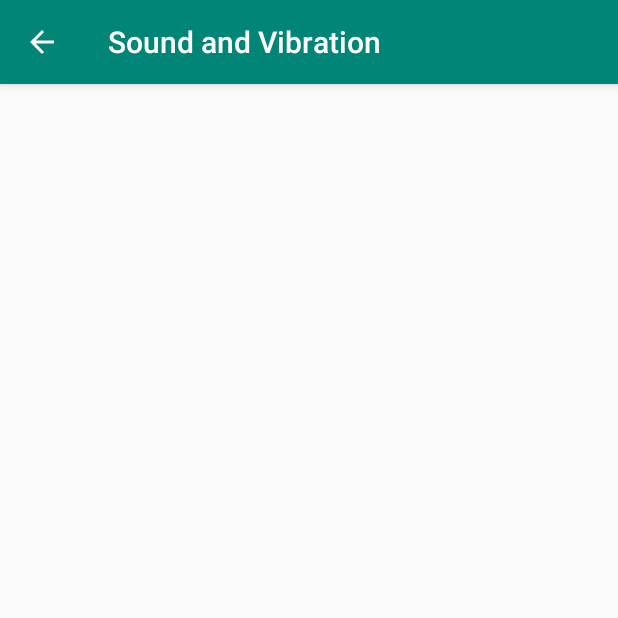
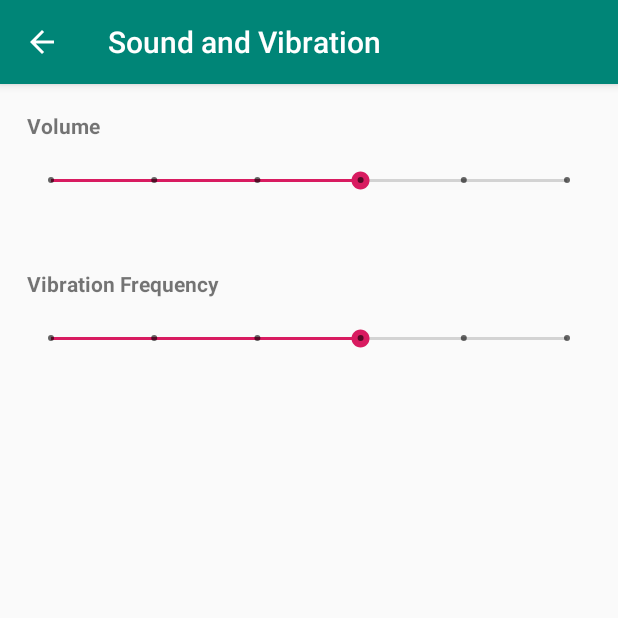
Before and after one commit to RushiBhatt007/SmartWatch, an Android app: the SVActivity screen opened directly, with no data from a screen before it, on a phone screen of 412 x 824 dp, the top half of it. Run offline under Robolectric (Android 15) with nearby library versions, the phone set to English and light mode, and no system bars; our stand-ins replace Firebase (no records; nobody signed in at launch, a user with empty details on screens opened directly).

Commit message:
Classes added

```diff
--- a/app/build.gradle
+++ b/app/build.gradle
@@ -25,6 +25,7 @@ dependencies {
     implementation fileTree(dir: 'libs', include: ['*.jar'])
     implementation 'androidx.appcompat:appcompat:1.1.0'
     implementation 'androidx.constraintlayout:constraintlayout:1.1.3'
+    implementation 'com.google.firebase:firebase-database:17.0.0'
     testImplementation 'junit:junit:4.12'
     androidTestImplementation 'androidx.test:runner:1.2.0'
     androidTestImplementation 'androidx.test.espresso:espresso-core:3.2.0'
--- a/app/src/main/java/com/example/rushi/smartwatch/MainActivity.java
+++ b/app/src/main/java/com/example/rushi/smartwatch/MainActivity.java
@@ -32,7 +32,7 @@ public class MainActivity extends AppCompatActivity {
         ConnectImage = (ImageView) findViewById(R.id.ConnectImage);
 
         ConnectImage.setImageAlpha(32);
-        SVButton.setEnabled(false);
+        //SVButton.setEnabled(false);
         AlarmButton.setEnabled(false);
         SOSButton.setEnabled(false);
         FMWButton.setEnabled(false);
--- a/app/src/main/java/com/example/rushi/smartwatch/SVActivity.java
+++ b/app/src/main/java/com/example/rushi/smartwatch/SVActivity.java
@@ -2,8 +2,12 @@ package com.example.rushi.smartwatch;
 
 import android.content.Intent;
 import android.os.Bundle;
+import android.widget.SeekBar;
 
 import androidx.appcompat.app.AppCompatActivity;
+
+import com.google.firebase.database.DatabaseReference;
+import com.google.firebase.database.FirebaseDatabase;
 
 public class SVActivity extends AppCompatActivity {
 
@@ -12,5 +16,12 @@ public class SVActivity extends AppCompatActivity {
         super.onCreate(savedInstanceState);
         Intent intent = getIntent();
         setContentView(R.layout.activity_sv);
+
+        SeekBar volumeSeekBar = (SeekBar) findViewById(R.id.volumeSeekBar);
+        SeekBar vibrationSeekBar = (SeekBar) findViewById(R.id.vibrationSeekBar);
+
+        DatabaseReference database = FirebaseDatabase.getInstance().getReference();
+
+        database.setValue("1");
     }
 }
--- a/app/src/main/res/layout/activity_sv.xml
+++ b/app/src/main/res/layout/activity_sv.xml
@@ -1,7 +1,54 @@
 <?xml version="1.0" encoding="utf-8"?>
-<androidx.constraintlayout.widget.ConstraintLayout
+<LinearLayout
     xmlns:android="http://schemas.android.com/apk/res/android"
     android:layout_width="match_parent"
-    android:layout_height="match_parent">
+    android:layout_height="match_parent"
+    android:orientation="vertical">
 
-</androidx.constraintlayout.widget.ConstraintLayout>
+    <LinearLayout
+        android:layout_width="match_parent"
+        android:layout_height="wrap_content"
+        android:orientation="vertical"
+        android:layout_marginBottom="32dp">
+        <TextView
+            android:text="Volume"
+            android:textStyle="bold"
+            android:layout_width="wrap_content"
+            android:layout_height="match_parent"
+            android:layout_marginHorizontal="18dp"
+            android:layout_marginTop="18dp">
+        </TextView>
+        <SeekBar
+            android:id="@+id/volumeSeekBar"
+            style="@style/Widget.AppCompat.SeekBar.Discrete"
+            android:layout_width="match_parent"
+            android:layout_height="wrap_content"
+            android:max="5"
+            android:progress="3"
+            android:layout_marginHorizontal="18dp"
+            android:layout_marginTop="18dp" />
+    </LinearLayout>
+
+    <LinearLayout
+        android:layout_width="match_parent"
+        android:layout_height="wrap_content"
+        android:orientation="vertical">
+        <TextView
+            android:text="Vibration Frequency"
+            android:textStyle="bold"
+            android:layout_width="wrap_content"
+            android:layout_height="match_parent"
+            android:layout_marginHorizontal="18dp"
+            android:layout_marginTop="18dp">
+        </TextView>
+        <SeekBar
+            android:id="@+id/vibrationSeekBar"
+            style="@style/Widget.AppCompat.SeekBar.Discrete"
+            android:layout_width="match_parent"
+            android:layout_height="wrap_content"
+            android:max="5"
+            android:progress="3"
+            android:layout_marginHorizontal="18dp"
+            android:layout_marginTop="18dp"/>
+    </LinearLayout>
+</LinearLayout>
```
Also changed, not shown: app/src/main/java/com/example/rushi/smartwatch/Alarm.java (added, +27 -0 lines), app/src/main/java/com/example/rushi/smartwatch/Contact.java (added, +34 -0 lines), 1 other file.
